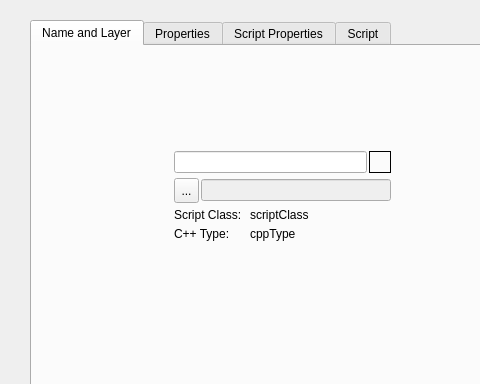
huangdonghai/axonengine, file axengine/src/axeditorapp/actorpanel.ui: the form before one commit; both pictures show x 0 to 480 and y 0 to 384 of the 635 by 851 pixel window.
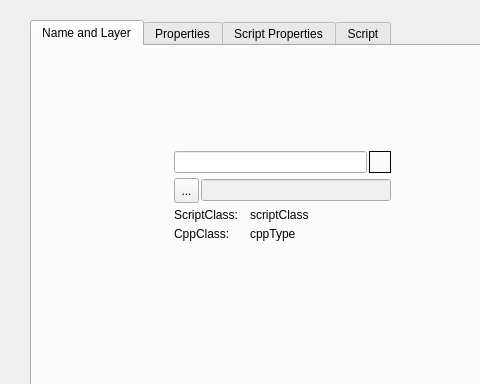
The form after the commit. The open tabs and pages were chosen to show the change. Custom widgets are drawn as their Qt base class.

Commit message: add call script function from cpp

```diff
--- a/axengine/src/axeditorapp/actorpanel.ui
+++ b/axengine/src/axeditorapp/actorpanel.ui
@@ -158,7 +158,7 @@
               </size>
              </property>
              <property name="text">
-              <string>Script Class:</string>
+              <string>ScriptClass:</string>
              </property>
             </widget>
            </item>
@@ -200,7 +200,7 @@
               </size>
              </property>
              <property name="text">
-              <string>C++ Type:</string>
+              <string>CppClass:</string>
              </property>
             </widget>
            </item>
```
Left out of the diff: 2 changed lines with no effect on the pictures. The commit also changes 20 other files.
